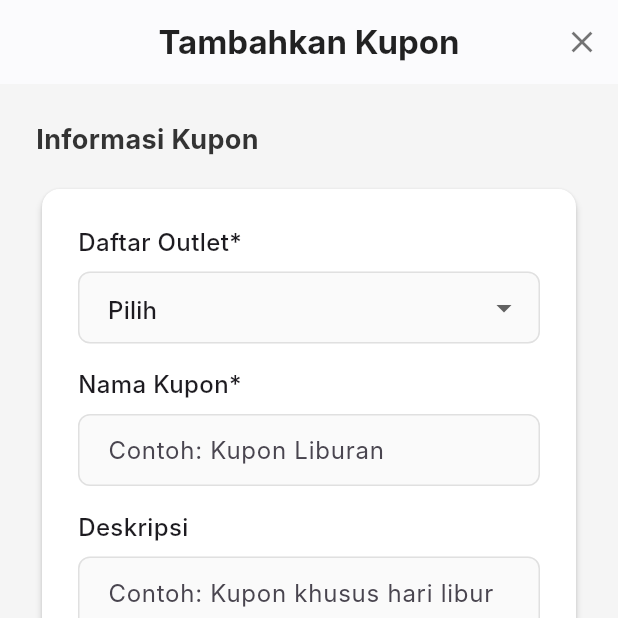
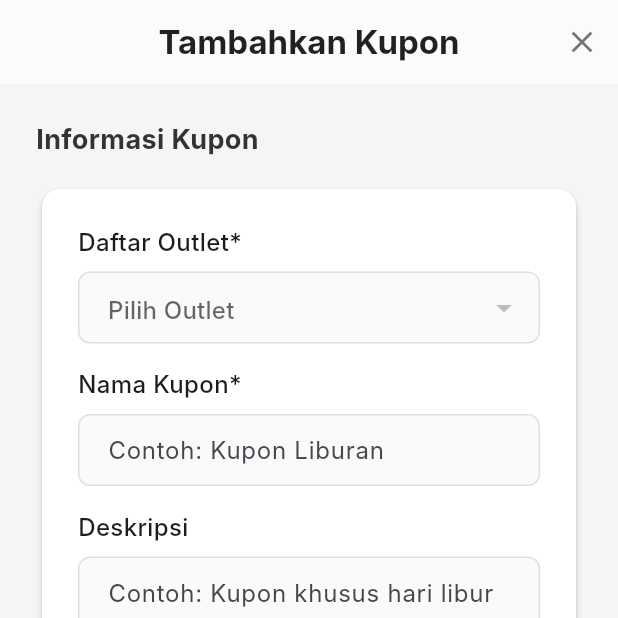
Before and after one commit to Kyora02/proyekPOS, a Flutter app: the DaftarKuponPage screen opened by its route, after a tap on "Tambah Kupon", on a phone screen of 412 x 824 dp, the top half of it. Run offline on Flutter 3.47's test engine with Material 3 defaults, Android fonts, the phone set to English and light mode, and no system bars; our stand-ins replace cloud_firestore, firebase_auth, firebase_core, fl_chart; accounts and stored records are empty; network calls fail; Roboto replaces fonts that are missing (Inter).

Commit message:
progress

```diff
--- a/lib/crud/tambahKupon_page.dart
+++ b/lib/crud/tambahKupon_page.dart
@@ -19,7 +19,7 @@ class _TambahKuponPageState extends State<TambahKuponPage> {
   final _deskripsiC = TextEditingController();
   final _nilaiKuponC = TextEditingController();
 
-  String? _selectedOutlet;
+  String? _selectedOutletId;
   String _tipeNilaiKupon = 'percent';
   DateTime? _tanggalMulai;
   DateTime? _tanggalSelesai;
@@ -27,7 +27,7 @@ class _TambahKuponPageState extends State<TambahKuponPage> {
   bool _isLoadingOutlets = true;
   bool _isSaving = false;
 
-  List<String> _outletOptions = ['Pilih'];
+  List<Map<String, dynamic>> _outletData = [];
 
   bool get _isEditMode => widget.kupon != null;
 
@@ -40,32 +40,51 @@ class _TambahKuponPageState extends State<TambahKuponPage> {
         _namaKuponC.text = kupon['nama'] ?? '';
         _deskripsiC.text = kupon['deskripsi'] ?? '';
         _nilaiKuponC.text = (kupon['nilai'] ?? 0).toString();
-        _selectedOutlet = kupon['outlet'];
+
+        _selectedOutletId = kupon['outletId'];
+
         _tipeNilaiKupon = kupon['tipeNilai'] ?? 'percent';
         _kuponStatus = kupon['status'] ?? true;
 
         if (kupon['tanggalMulai'] != null) {
-          _tanggalMulai = DateTime.parse(kupon['tanggalMulai']);
+          _tanggalMulai = _parseFirestoreDate(kupon['tanggalMulai']);
         }
         if (kupon['tanggalSelesai'] != null) {
-          _tanggalSelesai = DateTime.parse(kupon['tanggalSelesai']);
+          _tanggalSelesai = _parseFirestoreDate(kupon['tanggalSelesai']);
         }
-      } else {
-        _selectedOutlet = _outletOptions.first;
       }
     });
+  }
+
+  DateTime? _parseFirestoreDate(dynamic dateValue) {
+    if (dateValue == null) return null;
+    if (dateValue is String) return DateTime.tryParse(dateValue);
+    if (dateValue is Map) {
+      final seconds = dateValue['_seconds'] ?? dateValue['seconds'];
+      if (seconds != null) {
+        final nanoseconds =
+            dateValue['_nanoseconds'] ?? dateValue['nanoseconds'] ?? 0;
+        return DateTime.fromMillisecondsSinceEpoch(
+          (seconds as int) * 1000 + (nanoseconds as int) ~/ 1000000,
+        );
+      }
+    }
+    return null;
   }
 
   Future<void> _fetchOutlets() async {
     setState(() => _isLoadingOutlets = true);
     try {
       final outlets = await _apiService.getOutlets();
-      final outletNames =
-      outlets.map((o) => o['name'] as String).toList();
       setState(() {
-        _outletOptions = ['Pilih', 'Semua Outlet', ...outletNames];
-        if (!_isEditMode) {
-          _selectedOutlet = _outletOptions.first;
+        _outletData = outlets;
+
+        if (_isEditMode && _selectedOutletId != null) {
+          final bool idExists =
+          outlets.any((o) => o['id'] == _selectedOutletId);
+          if (!idExists) {
+            _selectedOutletId = null;
+          }
         }
         _isLoadingOutlets = false;
       });
@@ -128,6 +147,16 @@ class _TambahKuponPageState extends State<TambahKuponPage> {
         );
         return;
       }
+
+      if (_selectedOutletId == null) {
+        ScaffoldMessenger.of(context).showSnackBar(
+          const SnackBar(
+              content: Text('Outlet wajib dipilih'),
+              backgroundColor: Colors.red),
+        );
+        return;
+      }
+
       setState(() => _isSaving = true);
 
       try {
@@ -139,7 +168,7 @@ class _TambahKuponPageState extends State<TambahKuponPage> {
             nama: _namaKuponC.text,
             deskripsi: _deskripsiC.text,
             nilai: nilai,
-            outlet: _selectedOutlet!,
+            outletId: _selectedOutletId!,
             tipeNilai: _tipeNilaiKupon,
             tanggalMulai: _tanggalMulai!,
             tanggalSelesai: _tanggalSelesai!,
@@ -150,7 +179,7 @@ class _TambahKuponPageState extends State<TambahKuponPage> {
             nama: _namaKuponC.text,
             deskripsi: _deskripsiC.text,
             nilai: nilai,
-            outlet: _selectedOutlet!,
+            outletId: _selectedOutletId!,
             tipeNilai: _tipeNilaiKupon,
             tanggalMulai: _tanggalMulai!,
             tanggalSelesai: _tanggalSelesai!,
@@ -232,7 +261,8 @@ class _TambahKuponPageState extends State<TambahKuponPage> {
           ),
           if (_isSaving)
             Container(
-              color: Colors.black.withOpacity(0.5),
+              // FIX: Replaced deprecated withOpacity with withAlpha
+              color: Colors.black.withAlpha(128),
               child: const Center(
                   child: CircularProgressIndicator(color: Colors.white)),
             ),
@@ -262,20 +292,29 @@ class _TambahKuponPageState extends State<TambahKuponPage> {
         child: Column(
           crossAxisAlignment: CrossAxisAlignment.start,
           children: [
-            _buildDropdownField(
-              label: 'Daftar Outlet',
-              value: _selectedOutlet,
-              items: _outletOptions,
+            const Text('Daftar Outlet*',
+                style: TextStyle(fontWeight: FontWeight.w500, fontSize: 16)),
+            const SizedBox(height: 8),
+            DropdownButtonFormField<String>(
+              value: _selectedOutletId,
+              items: _outletData.map((outlet) {
+                return DropdownMenuItem<String>(
+                  value: outlet['id'],
+                  child: Text(outlet['name']),
+                );
+              }).toList(),
               onChanged: _isLoadingOutlets
                   ? null
                   : (newValue) {
                 setState(() {
-                  _selectedOutlet = newValue;
+                  _selectedOutletId = newValue;
                 });
               },
-              validator: (value) => value == 'Pilih' || value == null
-                  ? 'Outlet wajib dipilih'
-                  : null,
+              decoration: _inputDecoration(
+                  hint: _isLoadingOutlets ? 'Memuat...' : 'Pilih Outlet'),
+              validator: (value) =>
+              value == null ? 'Outlet wajib dipilih' : null,
+              dropdownColor: Colors.white,
             ),
             const SizedBox(height: 16),
             _buildTextField(
@@ -582,34 +621,6 @@ class _TambahKuponPageState extends State<TambahKuponPage> {
     );
   }
 
-  Widget _buildDropdownField({
-    required String label,
-    required String? value,
-    required List<String> items,
-    ValueChanged<String?>? onChanged,
-    String? Function(String?)? validator,
-  }) {
-    return Column(
-      crossAxisAlignment: CrossAxisAlignment.start,
-      children: [
-        Text('$label*',
-            style: const TextStyle(fontWeight: FontWeight.w500, fontSize: 16)),
-        const SizedBox(height: 8),
-        DropdownButtonFormField<String>(
-          value: value,
-          items: items
-              .map((item) => DropdownMenuItem(value: item, child: Text(item)))
-              .toList(),
-          onChanged: onChanged,
-          decoration: _inputDecoration(
-              hint: _isLoadingOutlets ? 'Memuat...' : 'Pilih'),
-          validator: validator,
-          dropdownColor: Colors.white,
-        ),
-      ],
-    );
-  }
-
   InputDecoration _inputDecoration(
       {String? hint,
         String? prefixText,
--- a/lib/daftarMaster/daftarKupon_page.dart
+++ b/lib/daftarMaster/daftarKupon_page.dart
@@ -1,7 +1,7 @@
 import 'package:flutter/material.dart';
 import 'package:intl/intl.dart';
 import 'package:proyekpos2/service/api_service.dart';
-import 'package:proyekpos2/crud/tambahKupon_page.dart';
+import 'package:proyekpos2/crud/tambahkupon_page.dart';
 
 class DaftarKuponPage extends StatefulWidget {
   const DaftarKuponPage({super.key});
@@ -13,15 +13,14 @@ class DaftarKuponPage extends StatefulWidget {
 class _DaftarKuponPageState extends State<DaftarKuponPage> {
   final ApiService _apiService = ApiService();
   List<Map<String, dynamic>> _kuponList = [];
-  List<Map<String, dynamic>> _outletList = [];
   bool _isLoading = true;
 
   String _searchQuery = '';
   String? _selectedStatus = 'Semua Status';
-  String? _selectedOutletId = 'Semua Outlet';
+  String? _selectedOutlet = 'Semua Outlet';
 
   final List<String> _statusOptions = ['Semua Status', 'Aktif', 'Tidak Aktif'];
-  List<Map<String, dynamic>> _dynamicOutletOptions = [];
+  List<String> _outletOptions = ['Semua Outlet'];
 
   int _currentPage = 1;
   final int _itemsPerPage = 10;
@@ -38,14 +37,12 @@ class _DaftarKuponPageState extends State<DaftarKuponPage> {
       final kupons = await _apiService.getKupon();
       final outlets = await _apiService.getOutlets();
 
+      final outletNames = outlets.map((o) => o['name'] as String).toList();
+
       if (mounted) {
         setState(() {
           _kuponList = kupons;
-          _outletList = outlets;
-          _dynamicOutletOptions = [
-            {'id': 'Semua Outlet', 'name': 'Semua Outlet'},
-            ...outlets
-          ];
+          _outletOptions = ['Semua Outlet', ...outletNames];
           _isLoading = false;
         });
       }
@@ -70,33 +67,42 @@ class _DaftarKuponPageState extends State<DaftarKuponPage> {
   String _formatBesaran(Map<String, dynamic> coupon) {
     String type = coupon['tipeNilai'] ?? '';
     num value = coupon['nilai'] ?? 0;
-    if (type == 'persen') {
+    if (type == 'percent') {
       return '$value%';
     }
     return _formatCurrency(value);
   }
 
+  DateTime? _parseFirestoreDate(dynamic dateValue) {
+    if (dateValue == null) return null;
+    if (dateValue is String) {
+      return DateTime.tryParse(dateValue);
+    }
+    if (dateValue is Map) {
+      final seconds = dateValue['_seconds'] ?? dateValue['seconds'];
+      if (seconds != null) {
+        final nanoseconds =
+            dateValue['_nanoseconds'] ?? dateValue['nanoseconds'] ?? 0;
+        return DateTime.fromMillisecondsSinceEpoch(
+          (seconds as int) * 1000 + (nanoseconds as int) ~/ 1000000,
+        );
+      }
+    }
+    return null;
+  }
+
   String _formatDurasi(Map<String, dynamic> coupon) {
     try {
-      DateTime parseDate(dynamic dateValue) {
-        if (dateValue == null) throw Exception("Date is null");
-        if (dateValue is String) {
-          return DateTime.parse(dateValue); // Handles ISO String
-        }
-        if (dateValue is Map) {
-          // Handles Firestore Timestamp object: {"_seconds": ..., "_nanoseconds": ...}
-          return DateTime.fromMillisecondsSinceEpoch(
-              dateValue['_seconds'] * 1000);
-        }
-        throw Exception("Unknown date format");
+      final startDate = _parseFirestoreDate(coupon['tanggalMulai']);
+      final endDate = _parseFirestoreDate(coupon['tanggalSelesai']);
+
+      if (startDate == null || endDate == null) {
+        return 'N/A';
       }
 
-      final startDate = parseDate(coupon['tanggalMulai']);
-      final endDate = parseDate(coupon['tanggalSelesai']);
       final format = DateFormat('dd MMM yyyy', 'id_ID');
       return '${format.format(startDate)} - ${format.format(endDate)}';
     } catch (e) {
-      print('Error parsing date ($e) for coupon: ${coupon['nama']}');
       return 'N/A';
     }
   }
@@ -118,10 +124,10 @@ class _DaftarKuponPageState extends State<DaftarKuponPage> {
       coupons = coupons.where((coupon) => coupon['status'] == false).toList();
     }
 
-    if (_selectedOutletId != null && _selectedOutletId != 'Semua Outlet') {
+    if (_selectedOutlet != null && _selectedOutlet != 'Semua Outlet') {
       coupons = coupons.where((coupon) {
-        return coupon['outlet'] == _selectedOutletId ||
-            coupon['outlet'] == 'Semua Outlet';
+        return coupon['outletName'] == _selectedOutlet ||
+            coupon['outletName'] == 'Semua Outlet';
       }).toList();
     }
 
@@ -143,8 +149,7 @@ class _DaftarKuponPageState extends State<DaftarKuponPage> {
   void _navigateToEditKupon(Map<String, dynamic> kupon) {
     Navigator.of(context, rootNavigator: true)
         .push(
-      MaterialPageRoute(
-          builder: (context) => TambahKuponPage(kupon: kupon)),
+      MaterialPageRoute(builder: (context) => TambahKuponPage(kupon: kupon)),
     )
         .then((success) {
       if (success == true) {
@@ -157,7 +162,7 @@ class _DaftarKuponPageState extends State<DaftarKuponPage> {
       BuildContext context, Map<String, dynamic> coupon) async {
     return showDialog<void>(
         context: context,
-        builder: (BuildContext context) {
+        builder: (BuildContext dialogContext) {
           return AlertDialog(
             shape:
             RoundedRectangleBorder(borderRadius: BorderRadius.circular(12)),
@@ -167,16 +172,15 @@ class _DaftarKuponPageState extends State<DaftarKuponPage> {
             actions: <Widget>[
               TextButton(
                   child: const Text('Batal'),
-                  onPressed: () => Navigator.of(context).pop()),
+                  onPressed: () => Navigator.of(dialogContext).pop()),
               ElevatedButton(
                 style: ElevatedButton.styleFrom(
-                    backgroundColor: Colors.red,
-                    foregroundColor: Colors.white),
+                    backgroundColor: Colors.red, foregroundColor: Colors.white),
                 child: const Text('Hapus'),
                 onPressed: () async {
                   try {
                     await _apiService.deleteKupon(coupon['id']);
-                    Navigator.of(context).pop();
+                    Navigator.of(dialogContext).pop();
                     ScaffoldMessenger.of(context).showSnackBar(
                       SnackBar(
                           content:
@@ -185,7 +189,7 @@ class _DaftarKuponPageState extends State<DaftarKuponPage> {
                     );
                     _fetchData();
                   } catch (e) {
-                    Navigator.of(context).pop();
+                    Navigator.of(dialogContext).pop();
                     ScaffoldMessenger.of(context).showSnackBar(
                       SnackBar(
                           content: Text('Gagal menghapus kupon: $e'),
@@ -204,7 +208,19 @@ class _DaftarKuponPageState extends State<DaftarKuponPage> {
     return LayoutBuilder(
       builder: (context, constraints) {
         final int totalItems = _filteredCoupons.length;
-        final int totalPages = (totalItems / _itemsPerPage).ceil();
+        final int totalPages =
+        (totalItems / _itemsPerPage).ceil().clamp(1, double.infinity).toInt();
+
+        if (_currentPage > totalPages) {
+          WidgetsBinding.instance.addPostFrameCallback((_) {
+            if (mounted) {
+              setState(() {
+                _currentPage = totalPages;
+              });
+            }
+          });
+          return const Center(child: CircularProgressIndicator());
+        }
 
         final int startIndex = (_currentPage - 1) * _itemsPerPage;
         final int endIndex = (startIndex + _itemsPerPage).clamp(0, totalItems);
@@ -230,8 +246,7 @@ class _DaftarKuponPageState extends State<DaftarKuponPage> {
                     const SizedBox(height: 24),
                     _buildFilterActions(),
                     const SizedBox(height: 24),
-                    _buildCouponTable(
-                        couponsOnCurrentPage, constraints),
+                    _buildCouponTable(couponsOnCurrentPage, constraints),
                     const SizedBox(height: 24),
                     if (totalItems > 0)
                       _buildPagination(totalItems, totalPages),
@@ -310,17 +325,17 @@ class _DaftarKuponPageState extends State<DaftarKuponPage> {
         ),
         _buildDropdownFilter(
           value: _selectedStatus,
-          items: _statusOptions.map((s) => {'id': s, 'name': s}).toList(),
+          items: _statusOptions,
           onChanged: (newValue) => setState(() {
             _selectedStatus = newValue;
             _currentPage = 1;
           }),
         ),
         _buildDropdownFilter(
-          value: _selectedOutletId,
-          items: _dynamicOutletOptions,
+          value: _selectedOutlet,
+          items: _outletOptions,
           onChanged: (newValue) => setState(() {
-            _selectedOutletId = newValue;
+            _selectedOutlet = newValue;
             _currentPage = 1;
           }),
         ),
@@ -330,7 +345,7 @@ class _DaftarKuponPageState extends State<DaftarKuponPage> {
 
   Widget _buildDropdownFilter(
       {required String? value,
-        required List<Map<String, dynamic>> items,
+        required List<String> items,
         required ValueChanged<String?> onChanged}) {
     return Container(
       width: 200,
@@ -348,13 +363,13 @@ class _DaftarKuponPageState extends State<DaftarKuponPage> {
           icon: const Icon(Icons.keyboard_arrow_down, color: Colors.black54),
           dropdownColor: Colors.white,
           onChanged: onChanged,
-          items: items.map<DropdownMenuItem<String>>(
-                  (Map<String, dynamic> item) {
-                return DropdownMenuItem<String>(
-                  value: item['id'],
-                  child: Text(item['name'], style: const TextStyle(fontSize: 14)),
-                );
-              }).toList(),
+          items: items
+              .map<DropdownMenuItem<String>>((String value) =>
+              DropdownMenuItem<String>(
+                value: value,
+                child: Text(value, style: const TextStyle(fontSize: 14)),
+              ))
+              .toList(),
         ),
       ),
     );
@@ -365,6 +380,8 @@ class _DaftarKuponPageState extends State<DaftarKuponPage> {
     final bool isMobile = constraints.maxWidth <= 850;
 
     Widget content;
+
+    if (isMobile) {
       if (coupons.isEmpty) {
         content = const Center(
           child: Padding(
@@ -373,7 +390,7 @@ class _DaftarKuponPageState extends State<DaftarKuponPage> {
                 style: TextStyle(fontSize: 16, color: Colors.grey)),
           ),
         );
-    } else if (isMobile) {
+      } else {
         content = ListView.separated(
           shrinkWrap: true,
           physics: const NeverScrollableScrollPhysics(),
@@ -381,11 +398,21 @@ class _DaftarKuponPageState extends State<DaftarKuponPage> {
           separatorBuilder: (context, index) => const SizedBox(height: 12),
           itemBuilder: (context, index) => _buildMobileCouponCard(coupons[index]),
         );
+      }
     } else {
       content = Column(
         children: [
           _buildDesktopTableHeader(),
           const Divider(height: 1, color: Colors.grey),
+          if (coupons.isEmpty)
+            const Padding(
+              padding: EdgeInsets.all(24.0),
+              child: Center(
+                child: Text('Tidak ada kupon ditemukan.',
+                    style: TextStyle(fontSize: 16, color: Colors.grey)),
+              ),
+            )
+          else
             ...coupons
                 .map((coupon) => _buildDesktopCouponTableRow(coupon))
                 .toList(),
@@ -408,15 +435,6 @@ class _DaftarKuponPageState extends State<DaftarKuponPage> {
       ),
       child: content,
     );
-  }
-
-  String _getOutletName(String outletValue) {
-    if (outletValue == 'Semua Outlet') return 'Semua Outlet';
-    try {
-      return _outletList.firstWhere((o) => o['id'] == outletValue)['name'];
-    } catch (e) {
-      return outletValue;
-    }
   }
 
   Widget _buildMobileCouponCard(Map<String, dynamic> coupon) {
@@ -456,8 +474,8 @@ class _DaftarKuponPageState extends State<DaftarKuponPage> {
             const SizedBox(height: 8),
             _buildInfoRow(Icons.date_range_outlined, _formatDurasi(coupon)),
             const SizedBox(height: 8),
-            _buildInfoRow(Icons.storefront_outlined,
-                _getOutletName(coupon['outlet'] ?? 'N/A')),
+            _buildInfoRow(
+                Icons.storefront_outlined, coupon['outletName'] ?? 'N/A'),
             const SizedBox(height: 8),
             Row(
               children: [
@@ -512,7 +530,8 @@ class _DaftarKuponPageState extends State<DaftarKuponPage> {
             children: [
               Expanded(
                   flex: 3,
-                  child: Text(coupon['nama'] ?? 'N/A', style: _tableBodyStyle())),
+                  child:
+                  Text(coupon['nama'] ?? 'N/A', style: _tableBodyStyle())),
               Expanded(
                   flex: 2,
                   child:
@@ -522,7 +541,7 @@ class _DaftarKuponPageState extends State<DaftarKuponPage> {
                   child: Text(_formatDurasi(coupon), style: _tableBodyStyle())),
               Expanded(
                   flex: 3,
-                  child: Text(_getOutletName(coupon['outlet'] ?? 'N/A'),
+                  child: Text(coupon['outletName'] ?? 'N/A',
                       style: _tableBodyStyle())),
               Expanded(
                   flex: 2, child: _buildStatusChip(coupon['status'] ?? false)),
@@ -587,16 +606,18 @@ class _DaftarKuponPageState extends State<DaftarKuponPage> {
       value: value,
       child: Row(
         children: [
-          Icon(icon, size: 20, color: isDestructive ? Colors.red : Colors.black54),
+          Icon(icon,
+              size: 20, color: isDestructive ? Colors.red : Colors.black54),
           const SizedBox(width: 12),
-          Text(text, style: TextStyle(color: isDestructive ? Colors.red : null)),
+          Text(text,
+              style: TextStyle(color: isDestructive ? Colors.red : null)),
         ],
       ),
     );
   }
 
-  TextStyle _tableHeaderStyle() =>
-      TextStyle(fontWeight: FontWeight.bold, fontSize: 13, color: Colors.grey[600]);
+  TextStyle _tableHeaderStyle() => TextStyle(
+      fontWeight: FontWeight.bold, fontSize: 13, color: Colors.grey[600]);
   TextStyle _tableBodyStyle() =>
       const TextStyle(fontSize: 14, color: Colors.black87);
 
@@ -615,8 +636,8 @@ class _DaftarKuponPageState extends State<DaftarKuponPage> {
               color: const Color(0xFF279E9E),
               borderRadius: BorderRadius.circular(8)),
           child: Text('$_currentPage',
-              style:
-              const TextStyle(color: Colors.white, fontWeight: FontWeight.bold)),
+              style: const TextStyle(
+                  color: Colors.white, fontWeight: FontWeight.bold)),
         ),
         IconButton(
             icon: const Icon(Icons.arrow_forward_ios, size: 16),
```
Also changed, not shown: lib/service/api_service.dart (+5 -5 lines), lib/crud/tambahOutlet_page.dart (added). Lines whose indentation alone changed are shown as unchanged.
